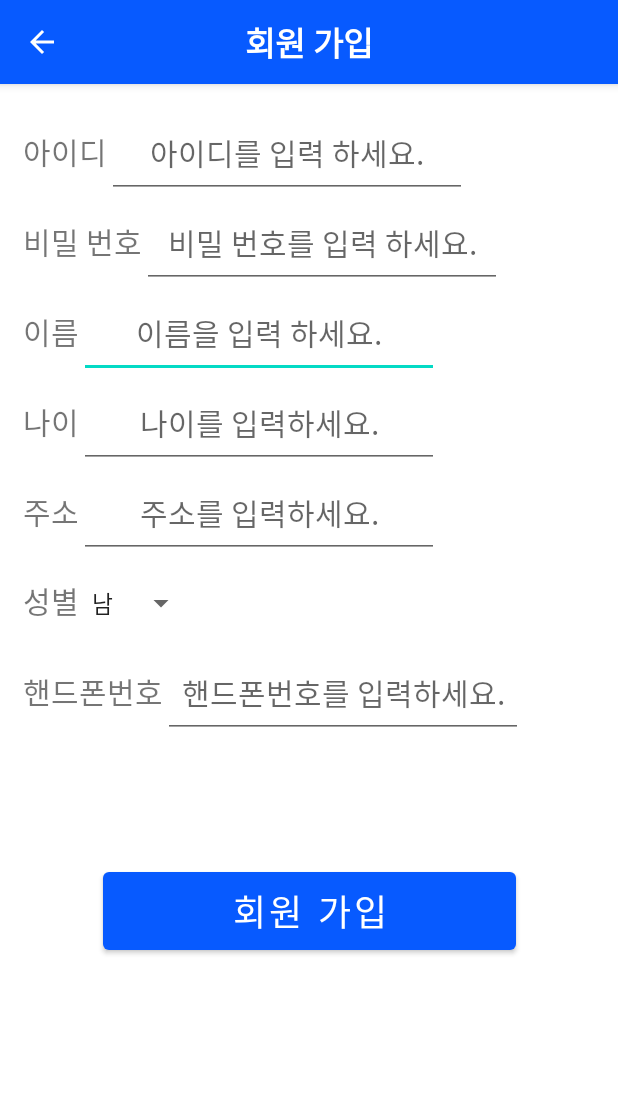
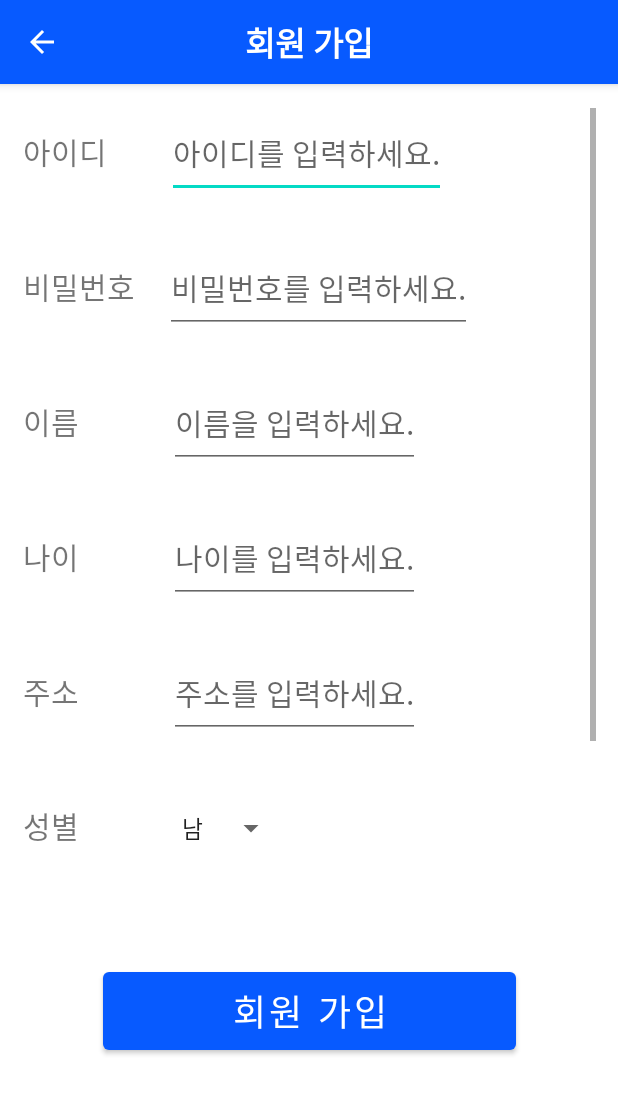
Before and after one commit to junghyunsoo24/portfolio-teenager-emotion-app, an Android app: the RegisterActivity screen opened directly, with no data from a screen before it, on a phone screen of 412 x 824 dp. Shown: the top 1094 px of the screen. Run offline under Robolectric (Android 15) with nearby library versions, the phone set to English and light mode, and no system bars.

Commit message:
회원 가입 UI 수정  회원 가입 UI 수정

```diff
--- a/app/src/main/java/com/example/portfolioteenageremotionpreventapp/LoginActivity.kt
+++ b/app/src/main/java/com/example/portfolioteenageremotionpreventapp/LoginActivity.kt
@@ -56,19 +56,19 @@ class LoginActivity : AppCompatActivity() {
             onJoinButtonClicked()
         }
 
-        binding.idInput.setOnTouchListener { _, event ->
-            if (event.action == MotionEvent.ACTION_DOWN) {
-                binding.idInput.setHintTextColor(Color.TRANSPARENT)
-            }
-            false
-        }
+//        binding.idInput.setOnTouchListener { _, event ->
+//            if (event.action == MotionEvent.ACTION_DOWN) {
+//                binding.idInput.setHintTextColor(Color.TRANSPARENT)
+//            }
+//            false
+//        }
 
-        binding.pwdInput.setOnTouchListener { _, event ->
-            if (event.action == MotionEvent.ACTION_DOWN) {
-                binding.pwdInput.setHintTextColor(Color.TRANSPARENT)
-            }
-            false
-        }
+//        binding.pwdInput.setOnTouchListener { _, event ->
+//            if (event.action == MotionEvent.ACTION_DOWN) {
+//                binding.pwdInput.setHintTextColor(Color.TRANSPARENT)
+//            }
+//            false
+//        }
 
     }
 
--- a/app/src/main/res/layout/activity_register.xml
+++ b/app/src/main/res/layout/activity_register.xml
@@ -5,8 +5,8 @@
     android:layout_width="match_parent"
     android:layout_height="match_parent"
     android:background="#FFFFFF"
-    tools:context=".RegisterActivity"
-    android:onClick="hideKeyboard">
+    android:onClick="hideKeyboard"
+    tools:context=".RegisterActivity">
 
     <ScrollView
         android:id="@+id/scrollView4"
@@ -32,22 +32,27 @@
                     android:layout_width="wrap_content"
                     android:layout_height="60dp"
                     android:text="아이디"
-                    android:textSize="20sp"
-                    tools:layout_editor_absoluteX="26dp"
-                    tools:layout_editor_absoluteY="127dp" />
+                    android:textSize="20sp" />
+
+                <LinearLayout
+                    android:layout_width="40dp"
+                    android:layout_height="wrap_content"
+                    android:orientation="horizontal"></LinearLayout>
 
                 <EditText
                     android:id="@+id/first_id_input"
-                    android:layout_width="240dp"
+                    android:layout_width="wrap_content"
                     android:layout_height="60dp"
-                    android:ems="10"
-                    android:gravity="center"
-                    android:hint="아이디를 입력 하세요."
-                    android:inputType="text"
-                    android:textSize="20sp"
-                    tools:layout_editor_absoluteX="54dp"
-                    tools:layout_editor_absoluteY="160dp" />
+                    android:hint="아이디를 입력하세요."
+                    android:maxLines="1"
+                    android:scrollHorizontally="true"
+                    android:textSize="20sp" />
             </LinearLayout>
+
+            <LinearLayout
+                android:layout_width="match_parent"
+                android:layout_height="30dp"
+                android:orientation="horizontal"></LinearLayout>
 
             <LinearLayout
                 android:layout_width="match_parent"
@@ -58,23 +63,29 @@
                     android:id="@+id/first_pwd"
                     android:layout_width="wrap_content"
                     android:layout_height="60dp"
-                    android:text="비밀 번호"
-                    android:textSize="20sp"
-                    tools:layout_editor_absoluteX="26dp"
-                    tools:layout_editor_absoluteY="234dp" />
+                    android:text="비밀번호"
+                    android:textSize="20sp" />
+
+                <LinearLayout
+                    android:layout_width="20dp"
+                    android:layout_height="wrap_content"
+                    android:orientation="horizontal"></LinearLayout>
 
                 <EditText
                     android:id="@+id/first_pwd_input"
-                    android:layout_width="240dp"
+                    android:layout_width="wrap_content"
                     android:layout_height="60dp"
-                    android:ems="10"
-                    android:gravity="center"
-                    android:hint="비밀 번호를 입력 하세요."
+                    android:hint="비밀번호를 입력하세요."
                     android:inputType="textPassword"
-                    android:textSize="20sp"
-                    tools:layout_editor_absoluteX="54dp"
-                    tools:layout_editor_absoluteY="274dp" />
+                    android:maxLines="1"
+                    android:scrollHorizontally="true"
+                    android:textSize="20sp" />
             </LinearLayout>
+
+            <LinearLayout
+                android:layout_width="match_parent"
+                android:layout_height="30dp"
+                android:orientation="horizontal"></LinearLayout>
 
             <LinearLayout
                 android:layout_width="match_parent"
@@ -86,22 +97,28 @@
                     android:layout_width="wrap_content"
                     android:layout_height="60dp"
                     android:text="이름"
-                    android:textSize="20sp"
-                    tools:layout_editor_absoluteX="26dp"
-                    tools:layout_editor_absoluteY="234dp" />
+                    android:textSize="20sp" />
+
+                <LinearLayout
+                    android:layout_width="60dp"
+                    android:layout_height="wrap_content"
+                    android:orientation="horizontal"></LinearLayout>
 
                 <EditText
                     android:id="@+id/name_input"
-                    android:layout_width="240dp"
+                    android:layout_width="wrap_content"
                     android:layout_height="60dp"
-                    android:ems="10"
-                    android:gravity="center"
-                    android:hint="이름을 입력 하세요."
+                    android:hint="이름을 입력하세요."
                     android:inputType="textPersonName"
-                    android:textSize="20sp"
-                    tools:layout_editor_absoluteX="54dp"
-                    tools:layout_editor_absoluteY="274dp" />
+                    android:maxLines="1"
+                    android:scrollHorizontally="true"
+                    android:textSize="20sp" />
             </LinearLayout>
+
+            <LinearLayout
+                android:layout_width="match_parent"
+                android:layout_height="30dp"
+                android:orientation="horizontal"></LinearLayout>
 
             <LinearLayout
                 android:layout_width="match_parent"
@@ -113,22 +130,28 @@
                     android:layout_width="wrap_content"
                     android:layout_height="60dp"
                     android:text="나이"
-                    android:textSize="20sp"
-                    tools:layout_editor_absoluteX="26dp"
-                    tools:layout_editor_absoluteY="234dp" />
+                    android:textSize="20sp" />
+
+                <LinearLayout
+                    android:layout_width="60dp"
+                    android:layout_height="wrap_content"
+                    android:orientation="horizontal"></LinearLayout>
 
                 <EditText
                     android:id="@+id/age_input"
-                    android:layout_width="240dp"
+                    android:layout_width="wrap_content"
                     android:layout_height="60dp"
-                    android:ems="10"
-                    android:gravity="center"
                     android:hint="나이를 입력하세요."
                     android:inputType="number"
-                    android:textSize="20sp"
-                    tools:layout_editor_absoluteX="54dp"
-                    tools:layout_editor_absoluteY="274dp" />
+                    android:maxLines="1"
+                    android:scrollHorizontally="true"
+                    android:textSize="20sp" />
             </LinearLayout>
+
+            <LinearLayout
+                android:layout_width="match_parent"
+                android:layout_height="30dp"
+                android:orientation="horizontal"></LinearLayout>
 
             <LinearLayout
                 android:layout_width="match_parent"
@@ -140,22 +163,28 @@
                     android:layout_width="wrap_content"
                     android:layout_height="60dp"
                     android:text="주소"
-                    android:textSize="20sp"
-                    tools:layout_editor_absoluteX="26dp"
-                    tools:layout_editor_absoluteY="234dp" />
+                    android:textSize="20sp" />
+
+                <LinearLayout
+                    android:layout_width="60dp"
+                    android:layout_height="wrap_content"
+                    android:orientation="horizontal"></LinearLayout>
 
                 <EditText
                     android:id="@+id/address_input"
-                    android:layout_width="240dp"
+                    android:layout_width="wrap_content"
                     android:layout_height="60dp"
-                    android:ems="10"
-                    android:gravity="center"
                     android:hint="주소를 입력하세요."
                     android:inputType="text"
-                    android:textSize="20sp"
-                    tools:layout_editor_absoluteX="54dp"
-                    tools:layout_editor_absoluteY="274dp" />
+                    android:maxLines="1"
+                    android:scrollHorizontally="true"
+                    android:textSize="20sp" />
             </LinearLayout>
+
+            <LinearLayout
+                android:layout_width="match_parent"
+                android:layout_height="30dp"
+                android:orientation="horizontal"></LinearLayout>
 
             <LinearLayout
                 android:layout_width="match_parent"
@@ -167,9 +196,12 @@
                     android:layout_width="wrap_content"
                     android:layout_height="60dp"
                     android:text="성별"
-                    android:textSize="20sp"
-                    tools:layout_editor_absoluteX="26dp"
-                    tools:layout_editor_absoluteY="234dp" />
+                    android:textSize="20sp" />
+
+                <LinearLayout
+                    android:layout_width="60dp"
+                    android:layout_height="wrap_content"
+                    android:orientation="horizontal"></LinearLayout>
 
                 <Spinner
                     android:id="@+id/spinner_gender"
@@ -181,6 +213,11 @@
 
             <LinearLayout
                 android:layout_width="match_parent"
+                android:layout_height="30dp"
+                android:orientation="horizontal"></LinearLayout>
+
+            <LinearLayout
+                android:layout_width="match_parent"
                 android:layout_height="wrap_content"
                 android:orientation="horizontal">
 
@@ -188,22 +225,25 @@
                     android:id="@+id/phone"
                     android:layout_width="wrap_content"
                     android:layout_height="60dp"
-                    android:text="핸드폰번호"
-                    android:textSize="20sp"
-                    tools:layout_editor_absoluteX="26dp"
-                    tools:layout_editor_absoluteY="234dp" />
+                    android:text="핸드폰"
+                    android:textSize="20sp" />
+
+
+                <LinearLayout
+                    android:layout_width="30dp"
+                    android:layout_height="wrap_content"
+                    android:orientation="horizontal"></LinearLayout>
 
                 <EditText
                     android:id="@+id/phone_input"
-                    android:layout_width="240dp"
+                    android:layout_width="wrap_content"
                     android:layout_height="60dp"
-                    android:ems="10"
+                    android:hint="핸드폰번호를 입력하세요."
                     android:gravity="center"
-                    android:hint="핸드폰번호를 입력하세요."
                     android:inputType="phone"
-                    android:textSize="20sp"
-                    tools:layout_editor_absoluteX="54dp"
-                    tools:layout_editor_absoluteY="274dp" />
+                    android:maxLines="1"
+                    android:scrollHorizontally="true"
+                    android:textSize="20sp" />
             </LinearLayout>
         </LinearLayout>
     </ScrollView>
@@ -213,8 +253,10 @@
         android:layout_width="275dp"
         android:layout_height="64dp"
         android:layout_gravity="center"
+        android:layout_marginBottom="52dp"
         android:text="회원 가입"
         android:textSize="24sp"
+        app:layout_constraintBottom_toBottomOf="parent"
         app:layout_constraintEnd_toEndOf="parent"
         app:layout_constraintStart_toStartOf="parent"
         app:layout_constraintTop_toBottomOf="@+id/scrollView4" />
```
